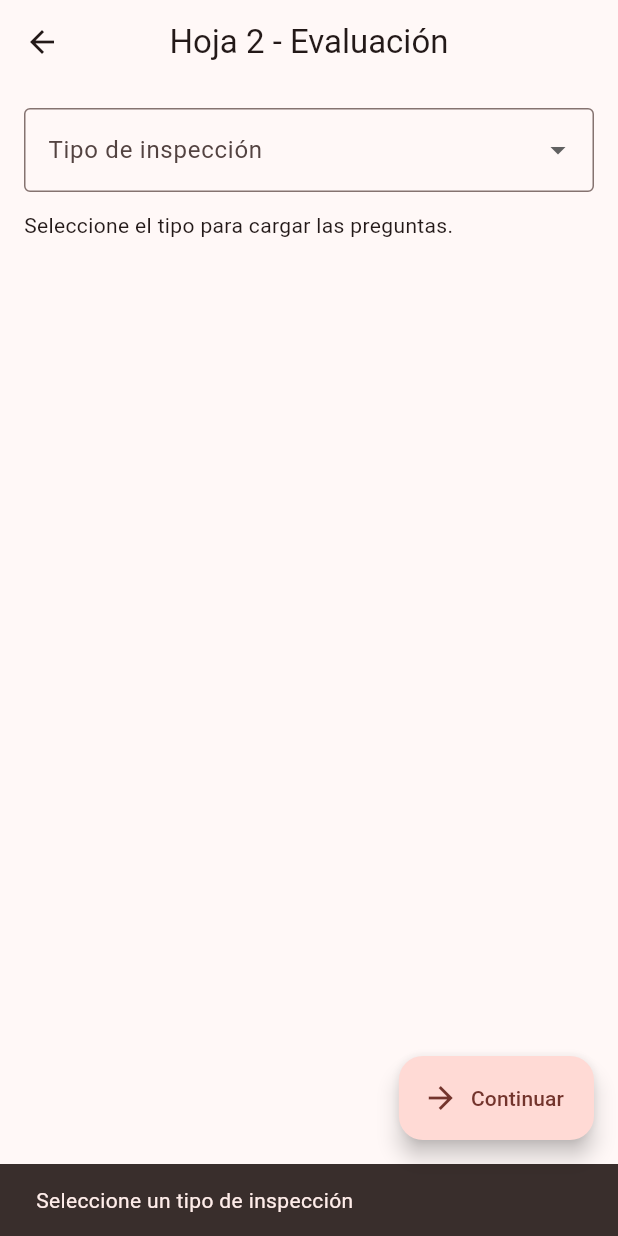
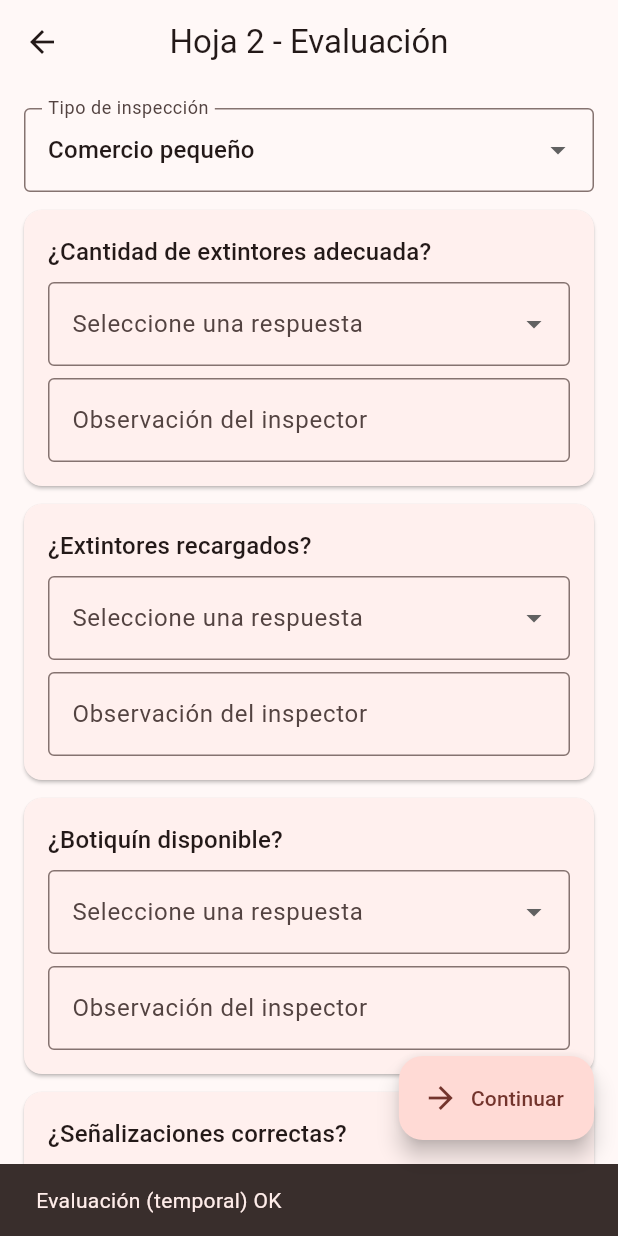
Before and after one commit to ranger22ss/cbvsa_inspecciones, a Flutter app: the EvaluationPage screen opened directly with empty values, after a tap on "Continuar", on a phone screen of 412 x 824 dp. Run offline on Flutter 3.47's test engine with Material 3 defaults, Android fonts, the phone set to English and light mode, and no system bars; our stand-ins replace flutter_riverpod, go_router, image_picker, pdf, printing, supabase_flutter; accounts and stored records are empty; network calls fail.

Commit message:
ajustes de error

```diff
--- a/lib/core/templates.dart
+++ b/lib/core/templates.dart
@@ -6,7 +6,7 @@
 }
 
 class TemplateDef {
-  final String code; // 'pequeno', 'grande', ...
+  final String code; // 'comercio_pequeno', 'comercio_grande', ...
   final String name;
   final int passingScore; // puntaje mínimo para “aprobado”
   final List<Question> questions;
@@ -21,7 +21,7 @@
 
 const templates = <TemplateDef>[
   TemplateDef(
-    code: 'pequeno',
+    code: 'comercio_pequeno',
     name: 'Comercio pequeño',
     passingScore: 70,
     questions: [
@@ -33,7 +33,7 @@
     ],
   ),
   TemplateDef(
-    code: 'grande',
+    code: 'comercio_grande',
     name: 'Comercio grande',
     passingScore: 80,
     questions: [
@@ -45,7 +45,7 @@
     ],
   ),
   TemplateDef(
-    code: 'estacion',
+    code: 'estacion_servicio',
     name: 'Estación de servicio',
     passingScore: 85,
     questions: [
@@ -70,6 +70,85 @@
   ),
 ];
 
+String _stripDiacritics(String value) {
+  const Map<String, String> replacements = {
+    'á': 'a',
+    'à': 'a',
+    'ä': 'a',
+    'â': 'a',
+    'ã': 'a',
+    'å': 'a',
+    'é': 'e',
+    'è': 'e',
+    'ë': 'e',
+    'ê': 'e',
+    'í': 'i',
+    'ì': 'i',
+    'ï': 'i',
+    'î': 'i',
+    'ó': 'o',
+    'ò': 'o',
+    'ö': 'o',
+    'ô': 'o',
+    'õ': 'o',
+    'ú': 'u',
+    'ù': 'u',
+    'ü': 'u',
+    'û': 'u',
+    'ñ': 'n',
+  };
+
+  final buffer = StringBuffer();
+  for (final rune in value.runes) {
+    final char = String.fromCharCode(rune);
+    buffer.write(replacements[char] ?? char);
+  }
+  return buffer.toString();
+}
+
+String _normalizeKey(String? raw) {
+  if (raw == null) return '';
+  final trimmed = raw.trim();
+  if (trimmed.isEmpty) return '';
+
+  final withoutDiacritics = _stripDiacritics(trimmed).toLowerCase();
+  final collapsed = withoutDiacritics
+      .replaceAll(RegExp(r'[^a-z0-9]+'), '_')
+      .replaceAll(RegExp(r'_+'), '_');
+  return collapsed.replaceAll(RegExp(r'^_|_$'), '');
+}
+
+String normalizeTemplateCode(String? code) {
+  final key = _normalizeKey(code);
+  switch (key) {
+    case 'comercio_pequeno':
+    case 'comerciopequeno':
+    case 'comercio_pequena':
+    case 'comerciominorista':
+    case 'pequeno':
+    case 'pequena':
+    case 'pequenia':
+      return 'comercio_pequeno';
+    case 'comercio_grande':
+    case 'comerciogrande':
+    case 'grande':
+    case 'gran_comercio':
+      return 'comercio_grande';
+    case 'estacion_servicio':
+    case 'estacionservicio':
+    case 'estacion_de_servicio':
+    case 'estacion':
+    case 'gasolinera':
+      return 'estacion_servicio';
+    case 'industria':
+    case 'industrial':
+      return 'industria';
+    default:
+      return templates.first.code;
+  }
+}
+
 TemplateDef templateByCode(String code) {
-  return templates.firstWhere((t) => t.code == code, orElse: () => templates.first);
+  final normalized = normalizeTemplateCode(code);
+  return templates.firstWhere((t) => t.code == normalized, orElse: () => templates.first);
 }
--- a/lib/features/inspections/evaluation_page.dart
+++ b/lib/features/inspections/evaluation_page.dart
@@ -1,4 +1,6 @@
 import 'package:flutter/material.dart';
+
+import '../../core/templates.dart';
 
 /// Dropdown a prueba de crashes:
 class SafeDropdownFormField<T> extends StatelessWidget {
@@ -82,8 +84,9 @@
   @override
   void initState() {
     super.initState();
-    final t = widget.initialData['tipo_inspeccion'] as String?;
-    _tipo = _tipos.contains(t) ? t : null;
+    final raw = widget.initialData['tipo_inspeccion'] as String?;
+    final normalized = normalizeTemplateCode(raw);
+    _tipo = _tipos.contains(normalized) ? normalized : null;
   }
 
   List<Map<String, dynamic>> _getQuestions(String tipo) {
--- a/lib/features/inspections/inspections_list_page.dart
+++ b/lib/features/inspections/inspections_list_page.dart
@@ -22,7 +22,7 @@
 
   bool _isApproved(Map<String, dynamic> row) {
     try {
-      final template = (row['template_type'] ?? '').toString();
+      final template = (row['tipo_inspeccion'] ?? '').toString();
       final score = (row['score'] ?? 0) as int;
       final t = templates.firstWhere((e) => e.code == template);
       return score >= t.passingScore;
@@ -47,9 +47,9 @@
             separatorBuilder: (_, __) => const Divider(height: 1),
             itemBuilder: (context, i) {
               final r = rows[i];
-              final name = r['establishment_name'] ?? '—';
+              final name = r['nombre_comercial'] ?? '—';
               final score = r['score'] ?? 0;
-              final template = r['template_type'] ?? '';
+              final template = r['tipo_inspeccion'] ?? '';
               final date = (r['inspection_date'] ?? '').toString();
               final ok = _isApproved(r);
 
--- a/lib/features/inspections/modules_evaluation_page.dart
+++ b/lib/features/inspections/modules_evaluation_page.dart
@@ -6,6 +6,7 @@
 import '../../core/providers.dart';
 import '../../core/storage.dart';
 import '../../core/module_templates.dart';
+import '../../core/templates.dart';
 import 'summary_conclusion_page.dart';
 
 class ModulesEvaluationPage extends ConsumerStatefulWidget {
--- a/lib/features/inspections/new_inspection_wizard.dart
+++ b/lib/features/inspections/new_inspection_wizard.dart
@@ -26,7 +26,7 @@
   final _phoneCtrl = TextEditingController();
 
   // Paso B — Plantilla (NO nulo)
-  String _templateCode = 'pequeno';
+  String _templateCode = 'comercio_pequeno';
 
   // Paso C — Respuestas, notas y fotos
   // answer: 'yes' | 'no' | 'na'
@@ -47,8 +47,8 @@
       _addrCtrl.text = (ex['direccion_rut'] ?? '') as String;
       _respCtrl.text = (ex['responsible'] ?? '') as String;
       _phoneCtrl.text = (ex['phone'] ?? '') as String;
-      final t = (ex['tipo_inspeccion'] ?? 'pequeno') as String;
-      if (t.isNotEmpty) _templateCode = t;
+         final t = normalizeTemplateCode(ex['tipo_inspeccion'] as String?);
+      _templateCode = t;
 
       final Map<String, dynamic>? ans =
           ex['answers'] == null ? null : Map<String, dynamic>.from(ex['answers'] as Map);
```
